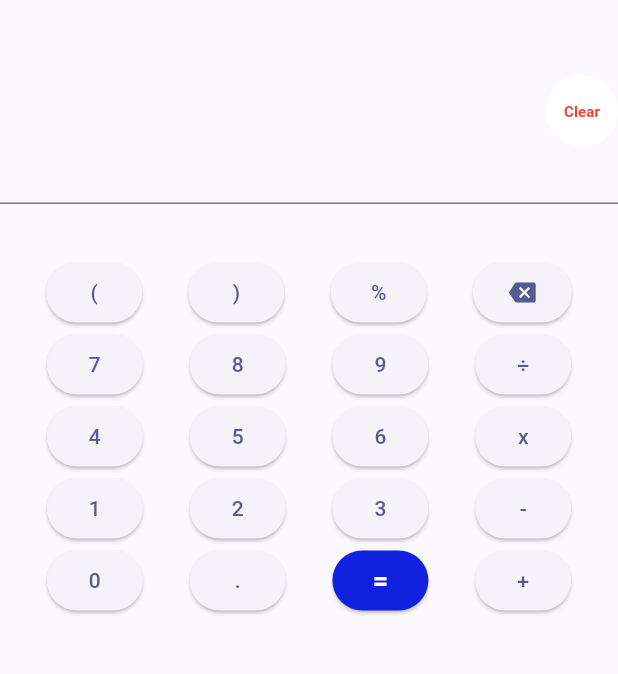
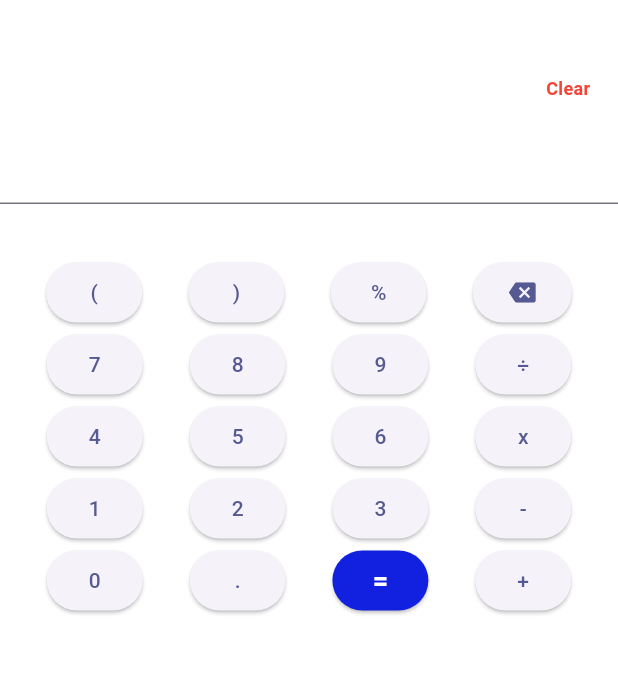
Before and after one commit to AmrQ34327/Calculator-App, a Flutter app: the screen it shows after launch, on a phone screen of 412 x 824 dp, the part 84-758 px from its top. Run offline on Flutter 3.47's test engine with Material 3 defaults, Android fonts, the phone set to English and light mode, and no system bars; our stand-ins replace math_expressions.

```diff
--- a/lib/main.dart
+++ b/lib/main.dart
@@ -11,6 +11,7 @@ class MyApp extends StatelessWidget {
   @override
   Widget build(BuildContext context) {
     return MaterialApp(
+      debugShowCheckedModeBanner: false,
       theme: ThemeData(
         colorScheme: ColorScheme.fromSeed(
             seedColor: const Color.fromARGB(255, 2, 26, 240)),
@@ -72,6 +73,7 @@ class _MyHomePageState extends State<MyHomePage> {
   @override
   Widget build(BuildContext context) {
     return Scaffold(
+      backgroundColor: const Color.fromARGB(255, 255, 255, 255),
         appBar: AppBar(
             centerTitle: true,
             backgroundColor: const Color.fromARGB(218, 27, 2, 250),
@@ -95,18 +97,13 @@ class _MyHomePageState extends State<MyHomePage> {
                   textAlign: TextAlign.center,
                   style: const TextStyle(fontSize: 24),
                   decoration:  InputDecoration(
-                    suffixIcon: TextButton(
-                      style: TextButton.styleFrom(
-                        backgroundColor: const Color.fromARGB(255, 255, 255, 255),
-                        minimumSize: const Size(20, 10),
-                        splashFactory: NoSplash.splashFactory
-                        ) ,
-                      onPressed: textController.clear,
+                    suffixIcon: InkWell(
+                      onTap: textController.clear,
                        child: const Text("Clear",
                         style: TextStyle(
                           color: Colors.red,
                           fontWeight: FontWeight.bold,
-                          fontSize: 10 ,)
+                          fontSize: 12 ,)
                        )
                   ),
                 )
```
